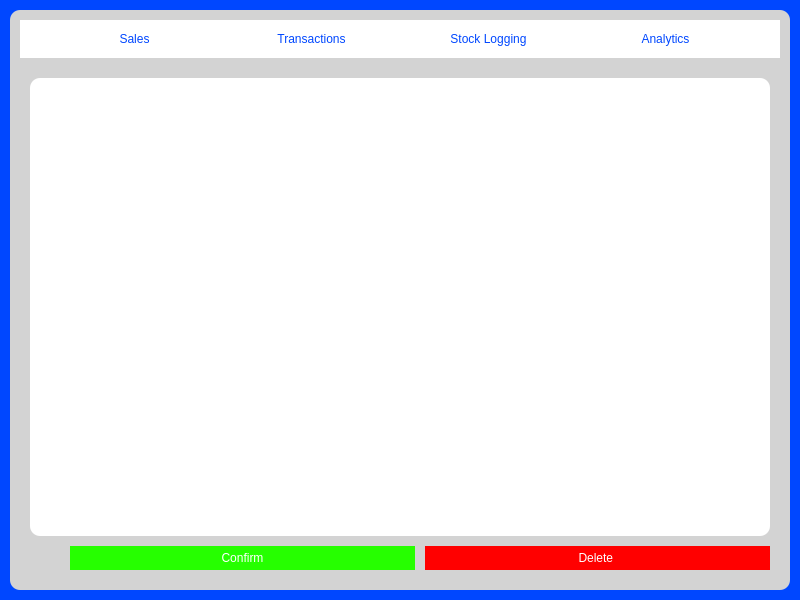
Before: the Qt Designer form SariSariSleuth/mainwindow.ui in ZachMatriano/CMSC-21-Finals, drawn with Qt 5.
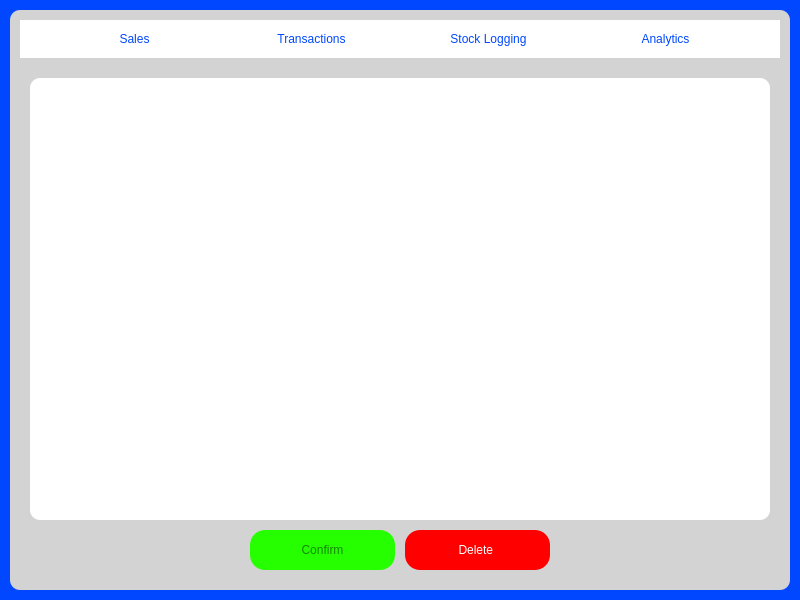
After: the same form once the commit is applied. The open tabs and pages were chosen to show the change. Icons and pictures are not drawn.

```diff
--- a/SariSariSleuth/mainwindow.ui
+++ b/SariSariSleuth/mainwindow.ui
@@ -478,6 +478,22 @@
              <item>
               <spacer name="horizontalSpacer_10">
                <property name="orientation">
+                <enum>Qt::Orientation::Vertical</enum>
+               </property>
+               <property name="sizeType">
+                <enum>QSizePolicy::Policy::Preferred</enum>
+               </property>
+               <property name="sizeHint" stdset="0">
+                <size>
+                 <width>20</width>
+                 <height>40</height>
+                </size>
+               </property>
+              </spacer>
+             </item>
+             <item>
+              <spacer name="horizontalSpacer_11">
+               <property name="orientation">
                 <enum>Qt::Orientation::Horizontal</enum>
                </property>
                <property name="sizeType">
@@ -485,7 +501,7 @@
                </property>
                <property name="sizeHint" stdset="0">
                 <size>
-                 <width>40</width>
+                 <width>200</width>
                  <height>20</height>
                 </size>
                </property>
@@ -503,13 +519,12 @@
                 <cursorShape>PointingHandCursor</cursorShape>
                </property>
                <property name="styleSheet">
-                <string notr="true">
-                  background-color: rgb(38, 255, 0);
-                  border-radius: 15px;
-                  font: 700 12pt &quot;Montserrat&quot;;
-                  color: rgb(255, 255, 255);
-                  padding: 5px 15px;
-                </string>
+                <string notr="true">background-color: rgb(38, 255, 0);
+border-radius: 15px;
+font: 700 12pt &quot;Montserrat&quot;;
+color: rgb(20, 136, 0);
+padding: 5px 15px;
+             </string>
                </property>
                <property name="text">
                 <string>Confirm</string>
@@ -540,6 +555,35 @@
                </property>
               </widget>
              </item>
+             <item>
+              <spacer name="horizontalSpacer_12">
+               <property name="orientation">
+                <enum>Qt::Orientation::Horizontal</enum>
+               </property>
+               <property name="sizeHint" stdset="0">
+                <size>
+                 <width>200</width>
+                 <height>20</height>
+                </size>
+               </property>
+              </spacer>
+             </item>
+             <item>
+              <spacer name="verticalSpacer_3">
+               <property name="orientation">
+                <enum>Qt::Orientation::Vertical</enum>
+               </property>
+               <property name="sizeType">
+                <enum>QSizePolicy::Policy::Preferred</enum>
+               </property>
+               <property name="sizeHint" stdset="0">
+                <size>
+                 <width>20</width>
+                 <height>40</height>
+                </size>
+               </property>
+              </spacer>
+             </item>
             </layout>
            </item>
           </layout>
```
Left out of the diff: 111 changed lines with no effect on the pictures.
